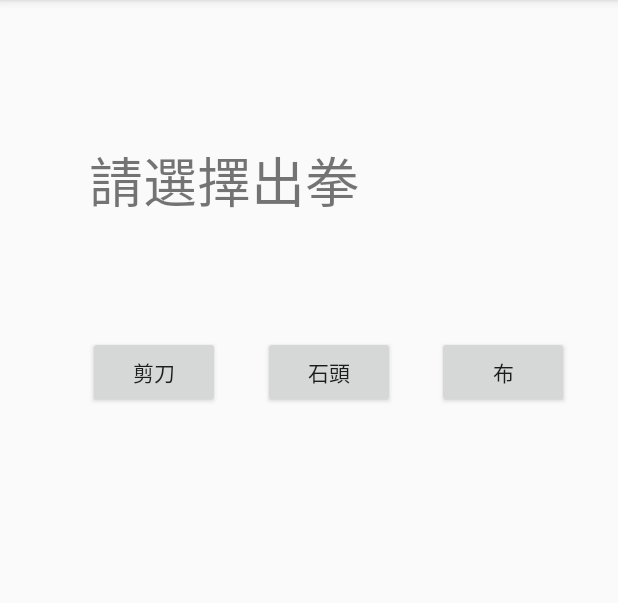
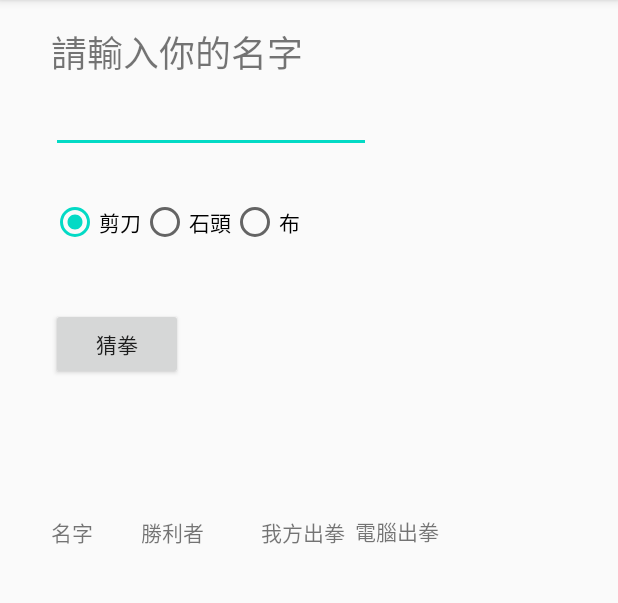
Before and after one commit to omega87910/learning, an Android app: the MainActivity screen opened directly, with no data from a screen before it, on a phone screen of 412 x 824 dp, the part 84-687 px from its top. Run offline under Robolectric (Android 15) with nearby library versions, the phone set to English and light mode, and no system bars.

Commit message:
更新剪刀石頭布kotlin

```diff
--- a/Program-Design/Kotlin/rock-paper-scissors/MyApplication3/app/src/main/java/com/example/myapplication/MainActivity.kt
+++ b/Program-Design/Kotlin/rock-paper-scissors/MyApplication3/app/src/main/java/com/example/myapplication/MainActivity.kt
@@ -9,43 +9,45 @@ class MainActivity : AppCompatActivity() {
         super.onCreate(savedInstanceState)
         setContentView(R.layout.activity_main)
         button.setOnClickListener {
-            start("scissor")
-        }
-        button2.setOnClickListener {
-            start("stone")
-        }
-        button3.setOnClickListener {
-            start("paper")
+            if (editText.text.isEmpty()){
+                textView.text = "未輸入名字"
+            }else {
+                when {
+                    radioButton.isChecked -> start("scissor")
+                    radioButton2.isChecked -> start("stone")
+                    radioButton3.isChecked -> start("paper")
+                }
+            }
         }
     }
-    fun start(chosen:String){
+    private fun start(chosen:String){
+        textView.text = ""
         val arr:Array<String> = arrayOf("scissor","stone","paper")
-        textView.text = "你選擇${chosen}"
+        val username = editText.text
         val pc = arr.random()
-        textView2.text = "電腦選擇${pc}"
-        val lose = "你輸了"
-        val win = "你贏了"
-        val same = "平手"
+        textView_name.text = String.format("%s\n${username}",textView_name.text)
+        textView_comGesture.text = String.format("%s\n${pc}",textView_comGesture.text)
+        textView_uGesture.text = String.format("%s\n${chosen}",textView_uGesture.text)
         if (chosen == pc){
-            textView3.text= same
+            textView_winner.text = String.format("%s\nNone",textView_winner.text)
         }else{
             if(chosen == "scissor"){
                 if(pc == "stone"){
-                    textView3.text = lose
+                    textView_winner.text = String.format("%s\nCom",textView_winner.text)
                 }else{
-                    textView3.text = win
+                    textView_winner.text = String.format("%s\n${username}",textView_winner.text)
                 }
             }else if (chosen == "stone"){
                 if(pc == "paper"){
-                    textView3.text = lose
+                    textView_winner.text = String.format("%s\nCom",textView_winner.text)
                 }else{
-                    textView3.text = win
+                    textView_winner.text = String.format("%s\n${username}",textView_winner.text)
                 }
             }else if(chosen == "paper"){
                 if(pc == "scissor"){
-                    textView3.text = lose
+                    textView_winner.text = String.format("%s\nCom",textView_winner.text)
                 }else{
-                    textView3.text = win
+                    textView_winner.text = String.format("%s\n${username}",textView_winner.text)
                 }
             }
         }
--- a/Program-Design/Kotlin/rock-paper-scissors/MyApplication3/app/src/main/res/layout/activity_main.xml
+++ b/Program-Design/Kotlin/rock-paper-scissors/MyApplication3/app/src/main/res/layout/activity_main.xml
@@ -7,79 +7,121 @@
     tools:context=".MainActivity">
 
     <TextView
-        android:id="@+id/textView3"
-        android:layout_width="319dp"
-        android:layout_height="76dp"
-        android:textAlignment="center"
-        android:textSize="36sp"
+        android:id="@+id/textView_name"
+        android:layout_width="60dp"
+        android:layout_height="424dp"
+        android:text="名字"
         app:layout_constraintBottom_toBottomOf="parent"
         app:layout_constraintEnd_toEndOf="parent"
-        app:layout_constraintHorizontal_bias="0.641"
+        app:layout_constraintHorizontal_bias="0.096"
         app:layout_constraintStart_toStartOf="parent"
         app:layout_constraintTop_toTopOf="parent"
-        app:layout_constraintVertical_bias="0.769" />
+        app:layout_constraintVertical_bias="1.0" />
 
     <TextView
-        android:id="@+id/textView2"
-        android:layout_width="319dp"
-        android:layout_height="76dp"
-        android:textAlignment="center"
-        android:textSize="36sp"
+        android:id="@+id/textView"
+        android:layout_width="192dp"
+        android:layout_height="38dp"
+        android:text="請輸入你的名字"
+        android:textAlignment="textStart"
+        android:textSize="24sp"
         app:layout_constraintBottom_toBottomOf="parent"
         app:layout_constraintEnd_toEndOf="parent"
-        app:layout_constraintHorizontal_bias="0.641"
+        app:layout_constraintHorizontal_bias="0.155"
         app:layout_constraintStart_toStartOf="parent"
         app:layout_constraintTop_toTopOf="parent"
-        app:layout_constraintVertical_bias="0.499" />
+        app:layout_constraintVertical_bias="0.023" />
+
+    <EditText
+        android:id="@+id/editText"
+        android:layout_width="wrap_content"
+        android:layout_height="wrap_content"
+        android:ems="10"
+        android:inputType="textPersonName"
+        app:layout_constraintBottom_toBottomOf="parent"
+        app:layout_constraintEnd_toEndOf="parent"
+        app:layout_constraintHorizontal_bias="0.171"
+        app:layout_constraintStart_toStartOf="parent"
+        app:layout_constraintTop_toTopOf="parent"
+        app:layout_constraintVertical_bias="0.078" />
+
+    <RadioGroup
+        android:layout_width="198dp"
+        android:layout_height="52dp"
+        android:orientation="horizontal"
+        app:layout_constraintBottom_toBottomOf="parent"
+        app:layout_constraintEnd_toEndOf="parent"
+        app:layout_constraintHorizontal_bias="0.159"
+        app:layout_constraintStart_toStartOf="parent"
+        app:layout_constraintTop_toTopOf="parent"
+        app:layout_constraintVertical_bias="0.184">
+
+        <RadioButton
+            android:id="@+id/radioButton"
+            android:layout_width="wrap_content"
+            android:layout_height="wrap_content"
+            android:checked="true"
+            android:text="剪刀" />
+
+        <RadioButton
+            android:id="@+id/radioButton2"
+            android:layout_width="wrap_content"
+            android:layout_height="wrap_content"
+            android:text="石頭" />
+
+        <RadioButton
+            android:id="@+id/radioButton3"
+            android:layout_width="wrap_content"
+            android:layout_height="wrap_content"
+            android:text="布" />
+    </RadioGroup>
 
     <Button
         android:id="@+id/button"
         android:layout_width="wrap_content"
         android:layout_height="wrap_content"
-        android:text="剪刀"
+        android:text="猜拳"
         app:layout_constraintBottom_toBottomOf="parent"
         app:layout_constraintEnd_toEndOf="parent"
-        app:layout_constraintHorizontal_bias="0.182"
+        app:layout_constraintHorizontal_bias="0.105"
         app:layout_constraintStart_toStartOf="parent"
         app:layout_constraintTop_toTopOf="parent"
-        app:layout_constraintVertical_bias="0.311" />
+        app:layout_constraintVertical_bias="0.285" />
 
-    <Button
-        android:id="@+id/button2"
-        android:layout_width="wrap_content"
-        android:layout_height="wrap_content"
-        android:text="石頭"
+    <TextView
+        android:id="@+id/textView_winner"
+        android:layout_width="79dp"
+        android:layout_height="424dp"
+        android:text="勝利者"
         app:layout_constraintBottom_toBottomOf="parent"
         app:layout_constraintEnd_toEndOf="parent"
-        app:layout_constraintHorizontal_bias="0.541"
+        app:layout_constraintHorizontal_bias="0.283"
         app:layout_constraintStart_toStartOf="parent"
         app:layout_constraintTop_toTopOf="parent"
-        app:layout_constraintVertical_bias="0.311" />
+        app:layout_constraintVertical_bias="1.0" />
 
-    <Button
-        android:id="@+id/button3"
-        android:layout_width="wrap_content"
-        android:layout_height="wrap_content"
-        android:text="布"
+    <TextView
+        android:id="@+id/textView_uGesture"
+        android:layout_width="62dp"
+        android:layout_height="424dp"
+        android:text="我方出拳"
         app:layout_constraintBottom_toBottomOf="parent"
         app:layout_constraintEnd_toEndOf="parent"
-        app:layout_constraintHorizontal_bias="0.9"
+        app:layout_constraintHorizontal_bias="0.498"
         app:layout_constraintStart_toStartOf="parent"
         app:layout_constraintTop_toTopOf="parent"
-        app:layout_constraintVertical_bias="0.311" />
+        app:layout_constraintVertical_bias="1.0" />
 
     <TextView
-        android:id="@+id/textView"
-        android:layout_width="319dp"
-        android:layout_height="76dp"
-        android:text="請選擇出拳"
-        android:textAlignment="center"
-        android:textSize="36sp"
+        android:id="@+id/textView_comGesture"
+        android:layout_width="66dp"
+        android:layout_height="423dp"
+        android:text="電腦出拳"
         app:layout_constraintBottom_toBottomOf="parent"
         app:layout_constraintEnd_toEndOf="parent"
-        app:layout_constraintHorizontal_bias="0.641"
+        app:layout_constraintHorizontal_bias="0.684"
         app:layout_constraintStart_toStartOf="parent"
         app:layout_constraintTop_toTopOf="parent"
-        app:layout_constraintVertical_bias="0.135" />
+        app:layout_constraintVertical_bias="0.996" />
 
 </androidx.constraintlayout.widget.ConstraintLayout>
```
